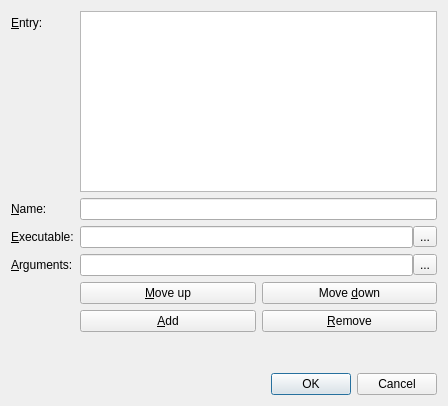
Qt form src/optionexternaltoolsdialog.ui (ambiesoft/SceneExplorer) before a commit.
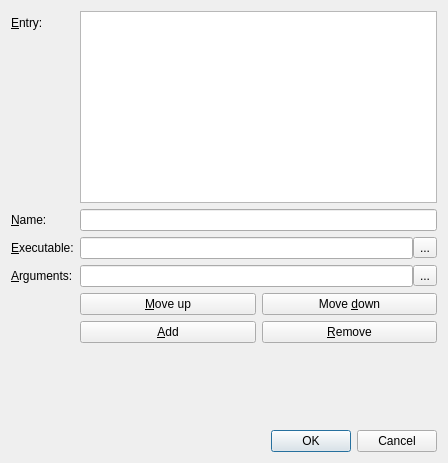
The same form after that commit.

Patch:
```diff
--- a/src/optionexternaltoolsdialog.ui
+++ b/src/optionexternaltoolsdialog.ui
@@ -7,7 +7,7 @@
     <x>0</x>
     <y>0</y>
     <width>448</width>
-    <height>406</height>
+    <height>463</height>
    </rect>
   </property>
   <property name="windowTitle">
```
Left out of the diff: 20 changed lines with no effect on the pictures.
